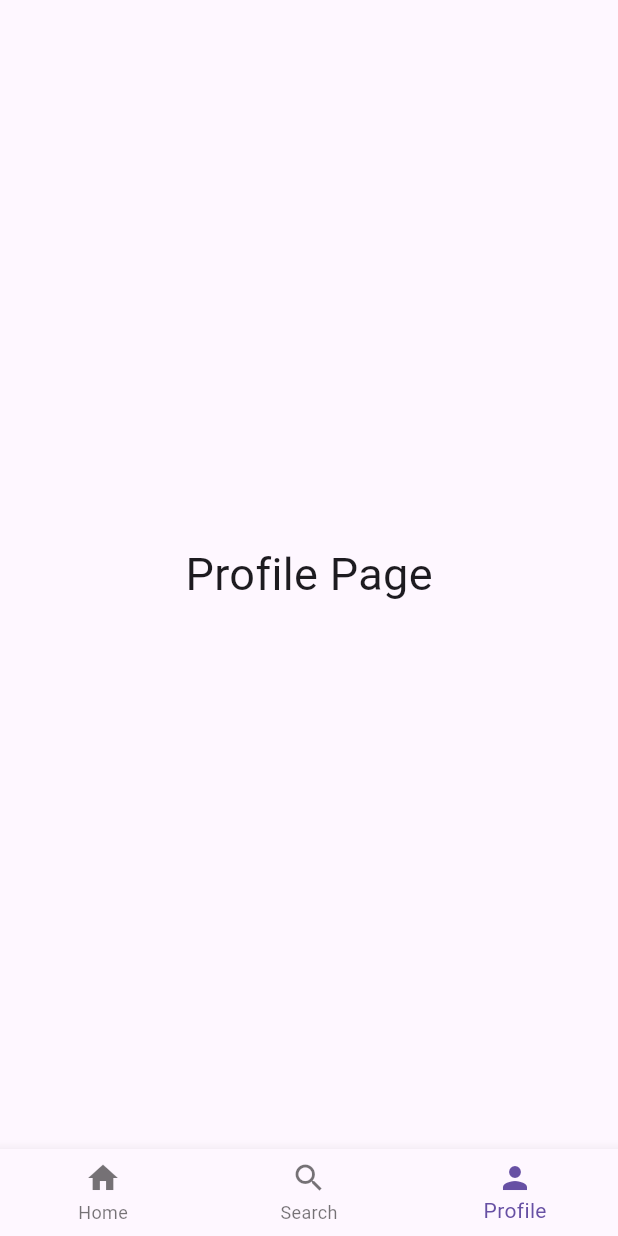
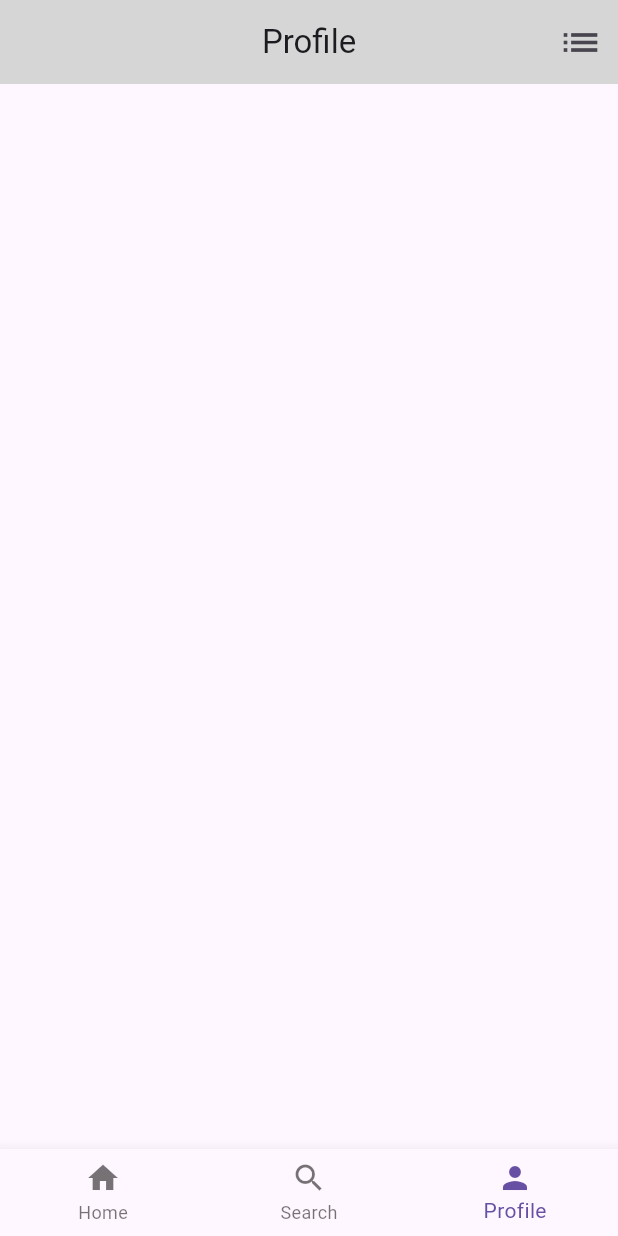
Before and after one commit to Amjadyabroudi128/ofCourse, a Flutter app: the screen it shows after launch, item 3 of the bottom bar chosen, on a phone screen of 412 x 824 dp. Run offline on Flutter 3.47's test engine with Material 3 defaults, Android fonts, the phone set to English and light mode, and no system bars.

Commit message:
app bar profile

```diff
--- a/lib/ProfilePage/ProfilePage.dart
+++ b/lib/ProfilePage/ProfilePage.dart
@@ -1,13 +1,22 @@
 import 'package:flutter/material.dart';
+import 'package:ofcourse/core/colors.dart';
+
 class ProfilePage extends StatelessWidget {
   const ProfilePage({super.key});
 
   @override
   Widget build(BuildContext context) {
-    return const Center(
-      child: Text(
-        "Profile Page",
-        style: TextStyle(fontSize: 30),
+    return Scaffold(
+      appBar: AppBar(
+        backgroundColor: myColors.appBar,
+        centerTitle: true,
+        title: Text("Profile"),
+        actions: [
+          Padding(
+            padding: const EdgeInsets.only(right: 10),
+            child: Icon(Icons.list, size: 30,),
+          ),
+        ],
       ),
     );
   }
```
